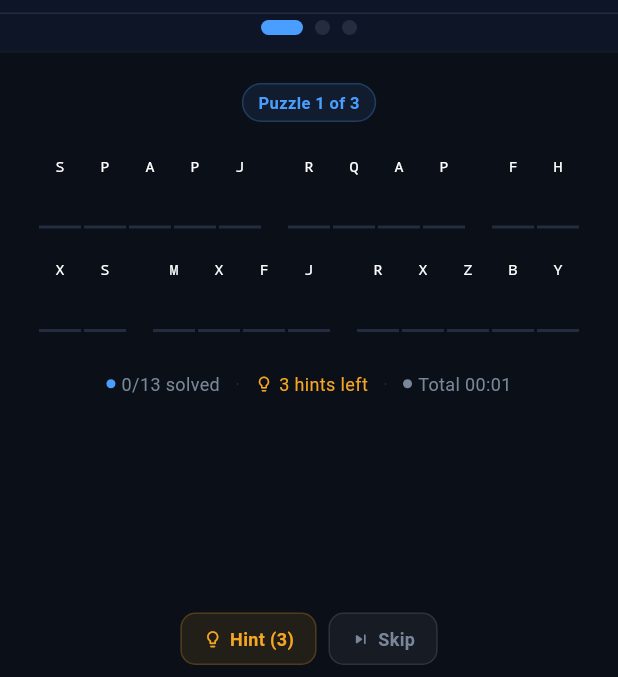
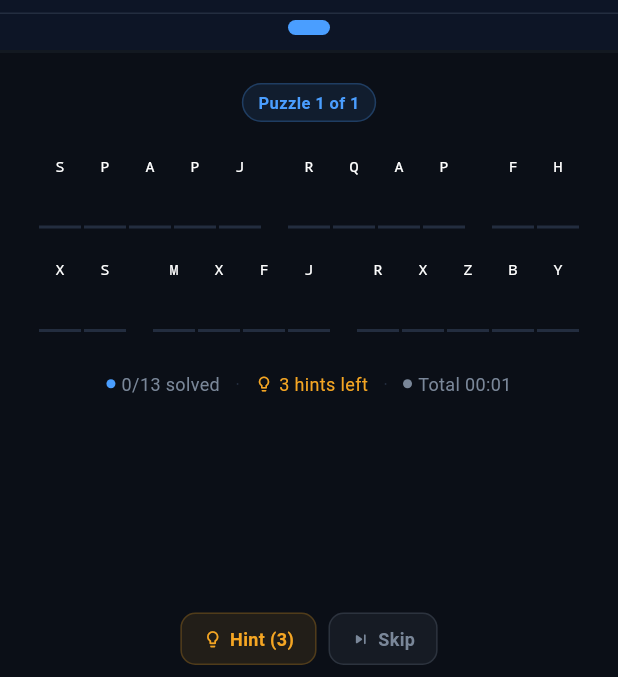
Before and after one commit to AdyotRoy/cryptogram1, a Flutter app: the GameScreen screen opened directly with empty values, on a phone screen of 412 x 824 dp, the part 67-744 px from its top. Run offline on Flutter 3.47's test engine with Material 3 defaults, Android fonts, the phone set to English and light mode, and no system bars; our stand-ins replace supabase_flutter; accounts and stored records are empty.

Commit message:
puzzle number changed to 1

```diff
--- a/lib/main.dart
+++ b/lib/main.dart
@@ -254,7 +254,7 @@ class MockSentenceService {
     poolCopy.shuffle(random);
 
     // Pick top 5 for today
-    return poolCopy.take(5).toList();
+    return poolCopy.take(1).toList();
   }
 }
 
@@ -822,7 +822,7 @@ class _GameScreenState extends State<GameScreen> {
   @override
   void initState() {
     super.initState();
-    dailySentences = MockSentenceService.getDailyPuzzles().take(3).toList();
+    dailySentences = MockSentenceService.getDailyPuzzles().take(1).toList();
     _loadPuzzle(_puzzleIndex);
     _startTimer();
   }
```
Also changed, not shown: 2 other files.
